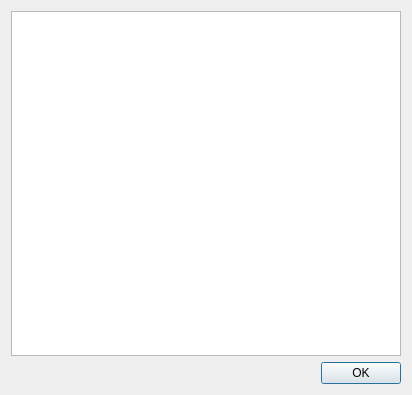
The window that src/aboutdialog.ui (ricardoquesada/vchar64) describes before a commit, drawn with Qt 5.
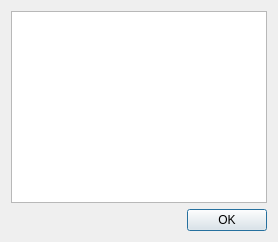
The same window after the commit.

```diff
--- a/src/aboutdialog.ui
+++ b/src/aboutdialog.ui
@@ -2,33 +2,12 @@
 <ui version="4.0">
  <class>AboutDialog</class>
  <widget class="QDialog" name="AboutDialog">
-  <property name="geometry">
-   <rect>
-    <x>0</x>
-    <y>0</y>
-    <width>412</width>
-    <height>395</height>
-   </rect>
-  </property>
-  <property name="sizePolicy">
-   <sizepolicy hsizetype="Maximum" vsizetype="Maximum">
-    <horstretch>0</horstretch>
-    <verstretch>0</verstretch>
-   </sizepolicy>
-  </property>
   <property name="windowTitle">
    <string>About</string>
   </property>
   <layout class="QVBoxLayout" name="verticalLayout">
    <item>
-    <widget class="QTextBrowser" name="textBrowser">
-     <property name="frameShape">
-      <enum>QFrame::StyledPanel</enum>
-     </property>
-     <property name="openExternalLinks">
-      <bool>true</bool>
-     </property>
-    </widget>
+    <widget class="QTextBrowser" name="textBrowser"/>
    </item>
    <item>
     <layout class="QHBoxLayout" name="horizontalLayout">
```
